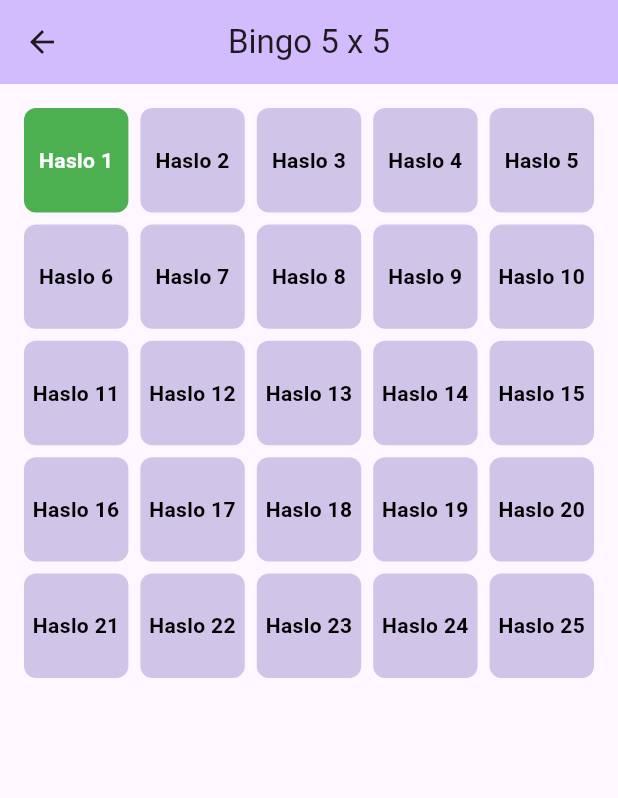
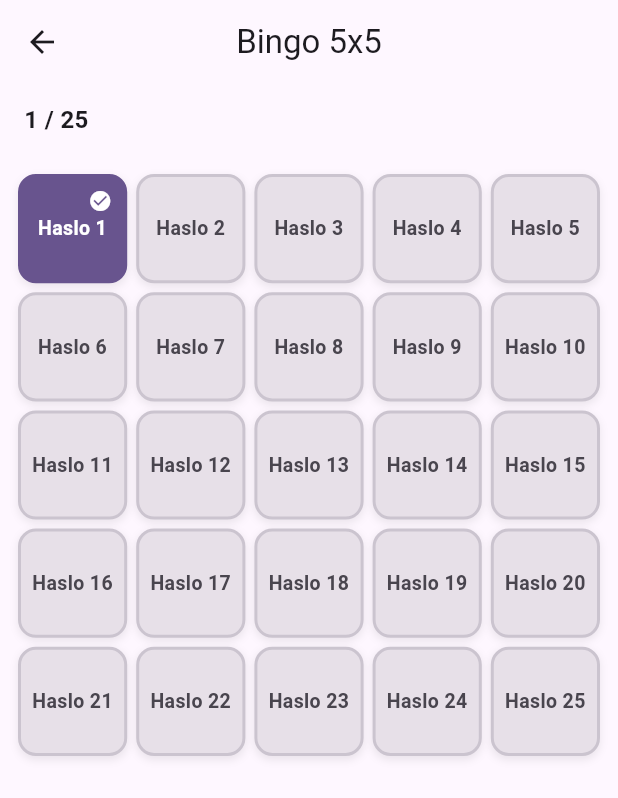
Before and after one commit to SilverNETGroupSGGW/bingo_sggw, a Flutter app: the BingoBoardScreen screen opened directly, after a tap on an icon or button, on a phone screen of 412 x 824 dp. Shown: the top 798 px of the screen. Run offline on Flutter 3.47's test engine with Material 3 defaults, Android fonts, the phone set to English and light mode, and no system bars; our stand-ins replace app_links, qr_flutter; missing offline and left inert: mobile_scanner.

Commit message:
bingo ui improvements

```diff
--- a/lib/features/gameplay/screens/bingo_board_screen.dart
+++ b/lib/features/gameplay/screens/bingo_board_screen.dart
@@ -1,6 +1,6 @@
+import 'package:confetti/confetti.dart';
+import 'package:flutter/material.dart';
 import 'package:bingo_sggw/features/gameplay/models/bingo_tile.dart';
-import 'package:flutter/material.dart';
-import 'package:bingo_sggw/features/gameplay/widgets/bingo_tile_widget.dart';
 import 'package:bingo_sggw/core/utils/bingo_checker.dart';
 
 class BingoBoardScreen extends StatefulWidget {
@@ -18,11 +18,14 @@ class BingoBoardScreen extends StatefulWidget {
 
 class _BingoBoardScreenState extends State<BingoBoardScreen> {
   late List<BingoTile> _tiles;
+  late ConfettiController _confettiController;
   bool _hasWon = false;
 
   @override
   void initState() {
     super.initState();
+    _confettiController = ConfettiController(duration: const Duration(seconds: 1));
+
     if (widget.initialTiles != null){
       _tiles = widget.initialTiles!;
     }
@@ -39,69 +42,165 @@ class _BingoBoardScreenState extends State<BingoBoardScreen> {
   void _onTileTapped(int index){
     setState(() {
       _tiles[index].isChecked = !_tiles[index].isChecked;
-      _hasWon = BingoChecker.checkBingo(_tiles, widget.gridSize);
+      bool currentWin = BingoChecker.checkBingo(_tiles, widget.gridSize);
+
+      if (currentWin && !_hasWon){
+        _hasWon = true;
+        _confettiController.play();
+      } else if (!currentWin){
+        _hasWon = false;
+      }
     });
-
-    if (_hasWon) {
-      _showWinDialog();
-    }
   }
 
-  void _showWinDialog() {
-    showDialog(
-      context: context,
-      builder: (context) => AlertDialog(
-        title: const Text('!BINGO!'),
-        content: const Text('Gratulacje!'),
-        actions: [
-          TextButton(
-            onPressed: () => Navigator.of(context).pop(),
-            child: const Text('Graj dalej'),
-          )
+  @override
+  Widget build(BuildContext context) {
+    final checkedCount = _tiles.where((t) => t.isChecked).length;
+    final totalCount = _tiles.length;
+
+    return Stack(
+      alignment: Alignment.topCenter,
+      children: [
+        Scaffold(
+          appBar: AppBar(
+            title: Text('Bingo ${widget.gridSize}x${widget.gridSize}'),
+            centerTitle: true,
+          ),
+          body: Column(
+            children: [
+              Container(
+                height: 48,
+                padding: const EdgeInsets.symmetric(horizontal: 16),
+                child: Row(
+                  mainAxisAlignment: MainAxisAlignment.spaceBetween,
+                  children: [
+                    Text('$checkedCount / $totalCount',
+                    style: const TextStyle(fontWeight: FontWeight.bold, fontSize: 16),
+                    ),
+                    AnimatedOpacity(
+                      duration: const Duration(milliseconds: 300),
+                      opacity: _hasWon ? 1.0 : 0.0,
+                      child: const Chip(
+                        label: Text('🎉 BINGO! 🎉', style: TextStyle(fontWeight: FontWeight.bold)),
+                        backgroundColor: Colors.amber,
+                        avatar: Icon(Icons.star, color: Colors.black, size: 18),
+                        visualDensity: VisualDensity.compact,
+                        ),
+                      ),
                   ],
                 ),
+              ),
+              Expanded(
+                child: Padding(
+                  padding: const EdgeInsets.all(12),
+                  child: GridView.builder(
+                    gridDelegate: SliverGridDelegateWithFixedCrossAxisCount(
+                      crossAxisCount: widget.gridSize,
+                      crossAxisSpacing: 30/widget.gridSize,
+                      mainAxisSpacing: 30/widget.gridSize,
+                      ),
+                      itemCount: _tiles.length,
+                      itemBuilder: (context, index) {
+                        final tile = _tiles[index];
+                        return _BingoTileItem(
+                          tile: tile,
+                          onTap: () => _onTileTapped(index),
+                        );
+                      },
+                    ),
+                  )
+                ),
+            ],
+          ),
+        ),
+        ConfettiWidget(
+          confettiController: _confettiController,
+          blastDirectionality: BlastDirectionality.explosive,
+          shouldLoop: false,
+          colors: const [
+            Colors.green,
+            Colors.blue,
+            Colors.pink,
+            Colors.orange,
+            Colors.purple,
+          ],
+        ),
+      ],
     );
   }
 
   @override
+  void dispose() {
+    _confettiController.dispose();
+    super.dispose();
+  }
+}
+
+
+class _BingoTileItem extends StatelessWidget {
+  final BingoTile tile;
+  final VoidCallback onTap;
+
+  const _BingoTileItem({
+    required this.tile,
+    required this.onTap,
+  });
+
+  @override
   Widget build(BuildContext context) {
-    return Scaffold(
-      appBar: AppBar(
-        title: Text('Bingo ${widget.gridSize} x ${widget.gridSize}'),
-        centerTitle: true,
-        backgroundColor: Theme.of(context).colorScheme.inversePrimary,
+    final theme = Theme.of(context);
+
+    return GestureDetector(
+      onTap: onTap,
+      child: AnimatedContainer(
+        duration: const Duration(milliseconds: 200),
+        curve: Curves.easeInOut,
+        decoration: BoxDecoration(
+          color: tile.isChecked
+              ? theme.colorScheme.primary
+              : theme.colorScheme.surfaceContainerHighest,
+          borderRadius: BorderRadius.circular(12),
+          border: Border.all(
+            color: tile.isChecked
+                ? theme.colorScheme.primary
+                : theme.colorScheme.outlineVariant,
+            width: 2,
           ),
-      body: Padding(
-        padding: const EdgeInsets.all(16.0),
-        child: GridView.builder(
-          gridDelegate: SliverGridDelegateWithFixedCrossAxisCount(
-            crossAxisCount: widget.gridSize,
-            crossAxisSpacing: 8.0,
-            mainAxisSpacing: 8.0,
+          boxShadow: [
+            BoxShadow(
+              color: Colors.black.withAlpha(20),
+              blurRadius: 4,
+              offset: const Offset(0, 2),
             ),
-          itemCount: _tiles.length,
-          itemBuilder: (context, index) {
-            final tile = _tiles[index];
-            return GestureDetector(
-              onTap: () => _onTileTapped(index),
-              child: Container(
-                decoration: BoxDecoration(
-                  color: tile.isChecked ? Colors.green : Colors.deepPurple.shade100,
-                  borderRadius: BorderRadius.circular(8),
+          ],
         ),
-                child: Center(
+        padding: const EdgeInsets.all(6.0),
+        child: Stack(
+          children: [
+            Center(
               child: Text(
                 tile.text,
                 textAlign: TextAlign.center,
                 style: TextStyle(
                   fontWeight: FontWeight.bold,
-                      color: tile.isChecked ? Colors.white : Colors.black,
+                  fontSize: 13,
+                  color: tile.isChecked
+                      ? theme.colorScheme.onPrimary
+                      : theme.colorScheme.onSurfaceVariant,
                 ),
               ),
             ),
+            if (tile.isChecked)
+              Positioned(
+                top: 2,
+                right: 2,
+                child: Icon(
+                  Icons.check_circle,
+                  size: 16,
+                  color: theme.colorScheme.onPrimary,
                 ),
-            );
-          },
+              ),
+          ],
         ),
       ),
     );
--- a/pubspec.yaml
+++ b/pubspec.yaml
@@ -34,6 +34,8 @@ dependencies:
   qr_flutter: ^4.1.0
   mobile_scanner: ^7.4.0
   app_links: ^7.2.1
+  shared_preferences: ^2.5.5
+  confetti: ^0.8.0
   # The following adds the Cupertino Icons font to your application.
   # Use with the CupertinoIcons class for iOS style icons.
   cupertino_icons: ^1.0.8
```
Also changed, not shown: pubspec.lock. Lines whose indentation alone changed are shown as unchanged.
